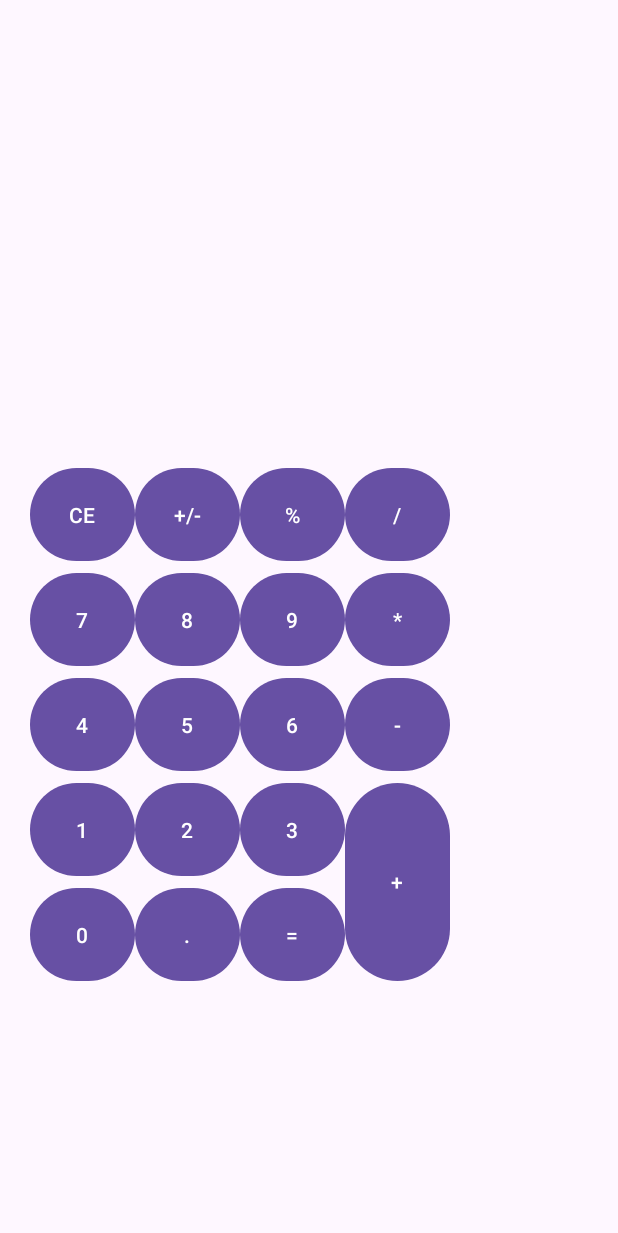
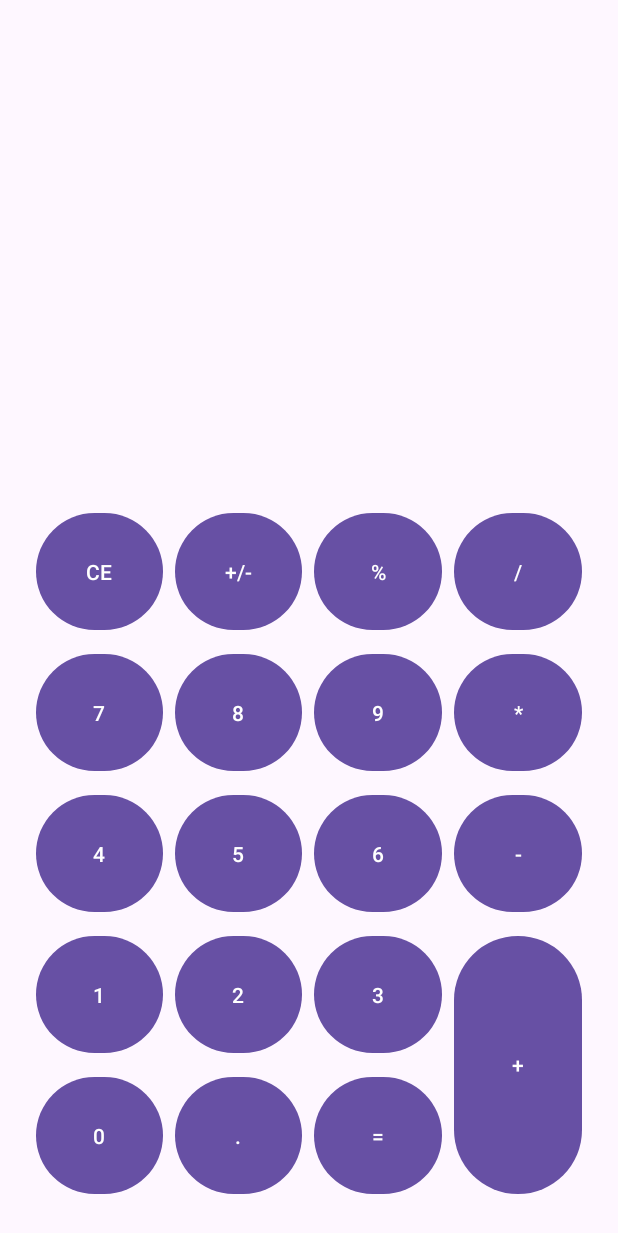
Before and after one commit to vlad7589/Calculator, an Android app: the screen it shows after launch (MainActivity), on a phone screen of 412 x 824 dp. Shown: the top 1233 px of the screen. Run offline under Robolectric (Android 15) with nearby library versions, the phone set to English and light mode, and no system bars; our stand-ins replace data binding.

Commit message:
Change size of btn

```diff
--- a/app/src/main/res/layout/activity_main.xml
+++ b/app/src/main/res/layout/activity_main.xml
@@ -23,7 +23,7 @@
             <TextView
                 android:layout_width="match_parent"
                 android:layout_height="fill_parent"
-                android:layout_weight="1.9"
+                android:layout_weight="1.8"
                 android:gravity="end|bottom"
                 android:textSize="@dimen/text_size"
                 android:text="@{viewModel.translateText.toString()}">
@@ -31,14 +31,17 @@
             <GridLayout
                 android:layout_width="match_parent"
                 android:layout_height="fill_parent"
-                android:layout_weight="1.1"
+                android:layout_weight="1.2"
                 android:columnCount="4"
-                android:rowCount="5">
-
+                android:rowCount="5"
+                android:useDefaultMargins="true"
+                android:alignmentMode="alignBounds">
                 <Button
                     android:id="@+id/buttonCE"
-                    android:layout_width="@dimen/btn_width"
-                    android:layout_height="70dp"
+                    android:layout_width="0dp"
+                    android:layout_rowWeight="1"
+                    android:layout_columnWeight="1"
+                    android:layout_gravity="fill"
                     android:layout_row="0"
                     android:layout_column="0"
                     android:text="CE"
@@ -46,8 +49,10 @@
 
                 <Button
                     android:id="@+id/buttonPM"
-                    android:layout_width="@dimen/btn_width"
-                    android:layout_height="@dimen/btn_height"
+                    android:layout_width="0dp"
+                    android:layout_rowWeight="1"
+                    android:layout_columnWeight="1"
+                    android:layout_gravity="fill"
                     android:layout_row="0"
                     android:layout_column="1"
                     android:text="+/-"
@@ -55,8 +60,10 @@
 
                 <Button
                     android:id="@+id/buttonPercent"
-                    android:layout_width="@dimen/btn_width"
-                    android:layout_height="@dimen/btn_height"
+                    android:layout_width="0dp"
+                    android:layout_rowWeight="1"
+                    android:layout_columnWeight="1"
+                    android:layout_gravity="fill"
                     android:layout_row="0"
                     android:layout_column="2"
                     android:text="%"
@@ -64,8 +71,10 @@
 
                 <Button
                     android:id="@+id/buttonDelete"
-                    android:layout_width="@dimen/btn_width"
-                    android:layout_height="@dimen/btn_height"
+                    android:layout_width="0dp"
+                    android:layout_rowWeight="1"
+                    android:layout_columnWeight="1"
+                    android:layout_gravity="fill"
                     android:layout_row="0"
                     android:layout_column="3"
                     android:text="/"
@@ -73,8 +82,10 @@
 
                 <Button
                     android:id="@+id/button7"
-                    android:layout_width="@dimen/btn_width"
-                    android:layout_height="@dimen/btn_height"
+                    android:layout_width="0dp"
+                    android:layout_rowWeight="1"
+                    android:layout_columnWeight="1"
+                    android:layout_gravity="fill"
                     android:layout_row="1"
                     android:layout_column="0"
                     android:text="7"
@@ -82,8 +93,10 @@
 
                 <Button
                     android:id="@+id/button8"
-                    android:layout_width="@dimen/btn_width"
-                    android:layout_height="@dimen/btn_height"
+                    android:layout_width="0dp"
+                    android:layout_rowWeight="1"
+                    android:layout_columnWeight="1"
+                    android:layout_gravity="fill"
                     android:layout_row="1"
                     android:layout_column="1"
                     android:text="8"
@@ -91,8 +104,10 @@
 
                 <Button
                     android:id="@+id/button9"
-                    android:layout_width="@dimen/btn_width"
-                    android:layout_height="@dimen/btn_height"
+                    android:layout_width="0dp"
+                    android:layout_rowWeight="1"
+                    android:layout_columnWeight="1"
+                    android:layout_gravity="fill"
                     android:layout_row="1"
                     android:layout_column="2"
                     android:text="9"
@@ -100,8 +115,10 @@
 
                 <Button
                     android:id="@+id/button0"
-                    android:layout_width="@dimen/btn_width"
-                    android:layout_height="@dimen/btn_height"
+                    android:layout_width="0dp"
+                    android:layout_rowWeight="1"
+                    android:layout_columnWeight="1"
+                    android:layout_gravity="fill"
                     android:layout_row="4"
                     android:layout_column="0"
                     android:text="0"
@@ -109,8 +126,10 @@
 
                 <Button
                     android:id="@+id/button5"
-                    android:layout_width="@dimen/btn_width"
-                    android:layout_height="@dimen/btn_height"
+                    android:layout_width="0dp"
+                    android:layout_rowWeight="1"
+                    android:layout_columnWeight="1"
+                    android:layout_gravity="fill"
                     android:layout_row="2"
                     android:layout_column="1"
                     android:text="5"
@@ -118,8 +137,10 @@
 
                 <Button
                     android:id="@+id/buttonMinus"
-                    android:layout_width="@dimen/btn_width"
-                    android:layout_height="@dimen/btn_height"
+                    android:layout_width="0dp"
+                    android:layout_rowWeight="1"
+                    android:layout_columnWeight="1"
+                    android:layout_gravity="fill"
                     android:layout_row="2"
                     android:layout_column="3"
                     android:text="-"
@@ -127,8 +148,10 @@
 
                 <Button
                     android:id="@+id/button2"
-                    android:layout_width="@dimen/btn_width"
-                    android:layout_height="@dimen/btn_height"
+                    android:layout_width="0dp"
+                    android:layout_rowWeight="1"
+                    android:layout_columnWeight="1"
+                    android:layout_gravity="fill"
                     android:layout_row="3"
                     android:layout_column="1"
                     android:text="2"
@@ -136,8 +159,10 @@
 
                 <Button
                     android:id="@+id/buttonDot"
-                    android:layout_width="@dimen/btn_width"
-                    android:layout_height="@dimen/btn_height"
+                    android:layout_width="0dp"
+                    android:layout_rowWeight="1"
+                    android:layout_columnWeight="1"
+                    android:layout_gravity="fill"
                     android:layout_row="4"
                     android:layout_column="1"
                     android:text="."
@@ -145,8 +170,10 @@
 
                 <Button
                     android:id="@+id/button3"
-                    android:layout_width="@dimen/btn_width"
-                    android:layout_height="@dimen/btn_height"
+                    android:layout_width="0dp"
+                    android:layout_rowWeight="1"
+                    android:layout_columnWeight="1"
+                    android:layout_gravity="fill"
                     android:layout_row="3"
                     android:layout_column="2"
                     android:text="3"
@@ -154,8 +181,10 @@
 
                 <Button
                     android:id="@+id/button4"
-                    android:layout_width="@dimen/btn_width"
-                    android:layout_height="@dimen/btn_height"
+                    android:layout_width="0dp"
+                    android:layout_rowWeight="1"
+                    android:layout_columnWeight="1"
+                    android:layout_gravity="fill"
                     android:layout_row="2"
                     android:layout_column="0"
                     android:text="4"
@@ -163,8 +192,10 @@
 
                 <Button
                     android:id="@+id/button1"
-                    android:layout_width="@dimen/btn_width"
-                    android:layout_height="@dimen/btn_height"
+                    android:layout_width="0dp"
+                    android:layout_rowWeight="1"
+                    android:layout_columnWeight="1"
+                    android:layout_gravity="fill"
                     android:layout_row="3"
                     android:layout_column="0"
                     android:text="1"
@@ -172,8 +203,10 @@
 
                 <Button
                     android:id="@+id/buttonMultiplication"
-                    android:layout_width="@dimen/btn_width"
-                    android:layout_height="@dimen/btn_height"
+                    android:layout_width="0dp"
+                    android:layout_rowWeight="1"
+                    android:layout_columnWeight="1"
+                    android:layout_gravity="fill"
                     android:layout_row="1"
                     android:layout_column="3"
                     android:text="*"
@@ -181,8 +214,10 @@
 
                 <Button
                     android:id="@+id/button6"
-                    android:layout_width="@dimen/btn_width"
-                    android:layout_height="@dimen/btn_height"
+                    android:layout_width="0dp"
+                    android:layout_rowWeight="1"
+                    android:layout_columnWeight="1"
+                    android:layout_gravity="fill"
                     android:layout_row="2"
                     android:layout_column="2"
                     android:text="6"
@@ -190,8 +225,10 @@
 
                 <Button
                     android:id="@+id/buttonEquals"
-                    android:layout_width="@dimen/btn_width"
-                    android:layout_height="@dimen/btn_height"
+                    android:layout_width="0dp"
+                    android:layout_rowWeight="1"
+                    android:layout_columnWeight="1"
+                    android:layout_gravity="fill"
                     android:layout_row="4"
                     android:layout_column="2"
                     android:text="="
@@ -199,8 +236,10 @@
 
                 <Button
                     android:id="@+id/buttonPlus"
-                    android:layout_width="@dimen/btn_width"
-                    android:layout_height="@dimen/btn_double_height"
+                    android:layout_width="0dp"
+                    android:layout_rowWeight="1"
+                    android:layout_columnWeight="1"
+                    android:layout_gravity="fill"
                     android:layout_row="3"
                     android:layout_rowSpan="2"
                     android:layout_column="3"
```
